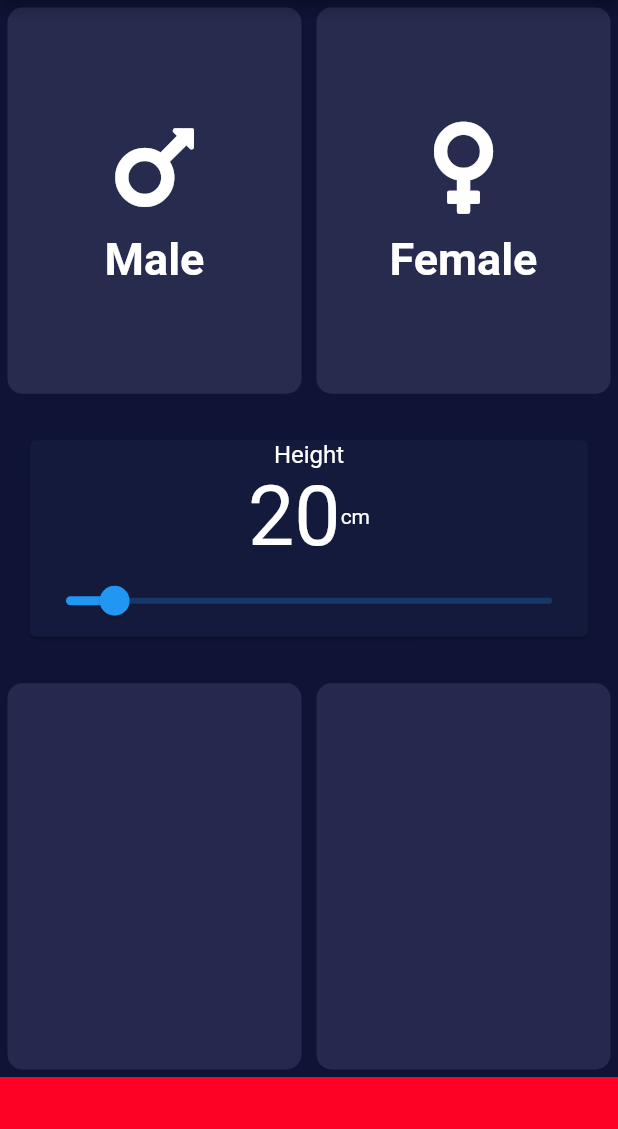
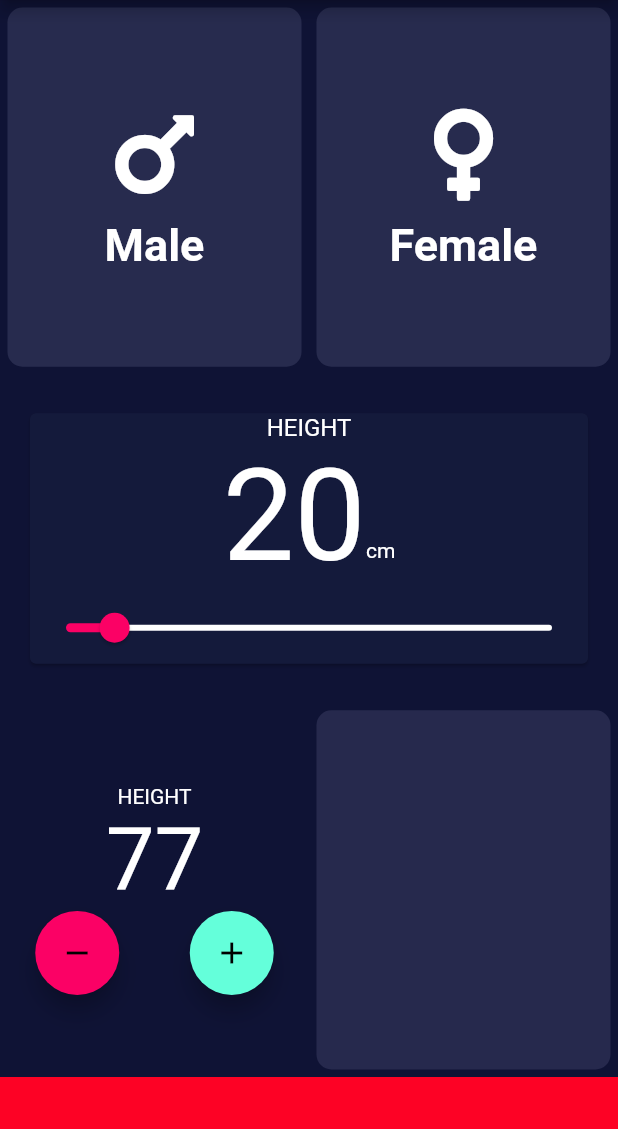
Before and after one commit to NewtonGain/bmi_calculator, a Flutter app: the screen it shows after launch, on a phone screen of 412 x 824 dp, the part 84-1213 px from its top. Run offline on Flutter 3.47's test engine with Material 2 defaults, Android fonts, the phone set to English and light mode, and no system bars; our stand-ins replace font_awesome_flutter.

Commit message:
button add

```diff
--- a/lib/input_page.dart
+++ b/lib/input_page.dart
@@ -39,6 +39,7 @@ class _MainPageState extends State<MainPage> {
   }
 
 double _currentSliderValue = 20;
+double increament=0;
 
   @override
   Widget build(BuildContext context) {
@@ -95,13 +96,17 @@ double _currentSliderValue = 20;
               child: Expanded(
                 child: Column(
                   children:
-                    [Text('Height',style: TextStyle(fontSize: 16),),
+                    [Text('HEIGHT',style: TextStyle(fontSize: 16),),
                     Row(
                       mainAxisAlignment: MainAxisAlignment.center,
                       children: [
 
-                        Text(_currentSliderValue.round().toString(),style: TextStyle(fontSize: 55),),
-                        Text('cm'),
+                        Text(_currentSliderValue.round().toString(),style: TextStyle(fontSize: 85),),
+                           Padding(
+                             padding: const EdgeInsets.only(top: 45),
+                             child: Text('cm'),
+                           ),
+
                       ],
                     ),
                       Row(
@@ -111,12 +116,16 @@ double _currentSliderValue = 20;
                         Expanded(
                           child: Slider(
                         value: _currentSliderValue,
+                        activeColor: Color(0xFFFB0165),
+                        inactiveColor: Colors.white,
+
+
                         max: 200,
 
                         label: _currentSliderValue.round().toString(),
                         onChanged: (double value) {
                           setState(() {
-                            _currentSliderValue = value;
+                            _currentSliderValue.round().toString();
                           });
                         },
                       ),
@@ -134,11 +143,31 @@ double _currentSliderValue = 20;
               child: Row(
                 children: [
                   Expanded(
-                    child: container(
-                      colors: Color(0xFF26294D),
-                    ),
+                    child: Column(
+                      mainAxisAlignment: MainAxisAlignment.center,
+                      children: [
+
+                        Text('HEIGHT'),
+                        Text('77',style: TextStyle(fontSize: 58),),
+                        Row(
+                          mainAxisAlignment: MainAxisAlignment.spaceAround,
+                          children: [
+                            FloatingActionButton(onPressed: (){
+                              setState(() {
+                                increament++;
+
+                              });
+                            },child: Icon(Icons.remove),backgroundColor: Color(0xFFFB0165),),
+                             FloatingActionButton(onPressed: (){},child: Icon(Icons.add)),
+
+
+                          ],
+                        )
+                      ],
+                    )
                   ),
-                  Expanded(child: container(colors: Color(0xFF26294D)))
+                  Expanded(
+                    child: container(colors: Color(0xFF26294D),),),
                 ],
               ),
             ),
```
